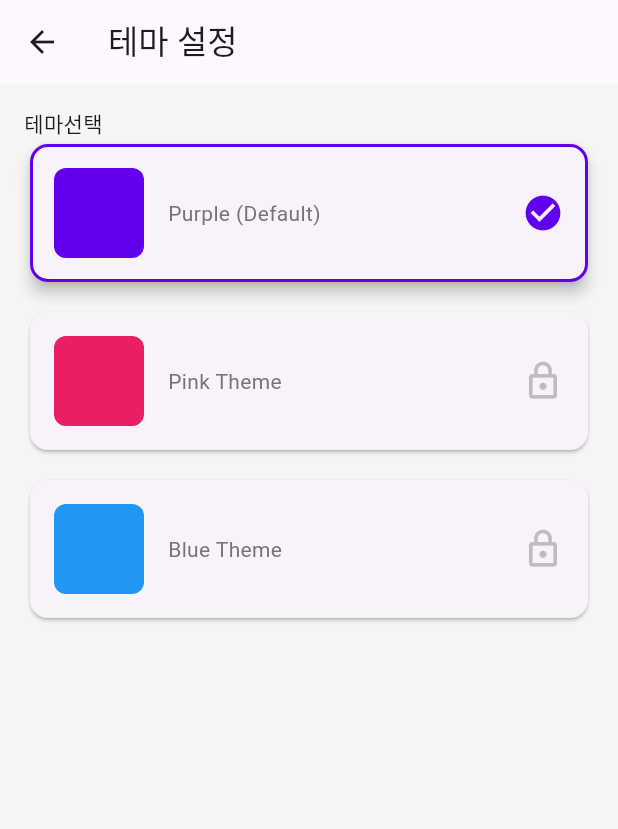
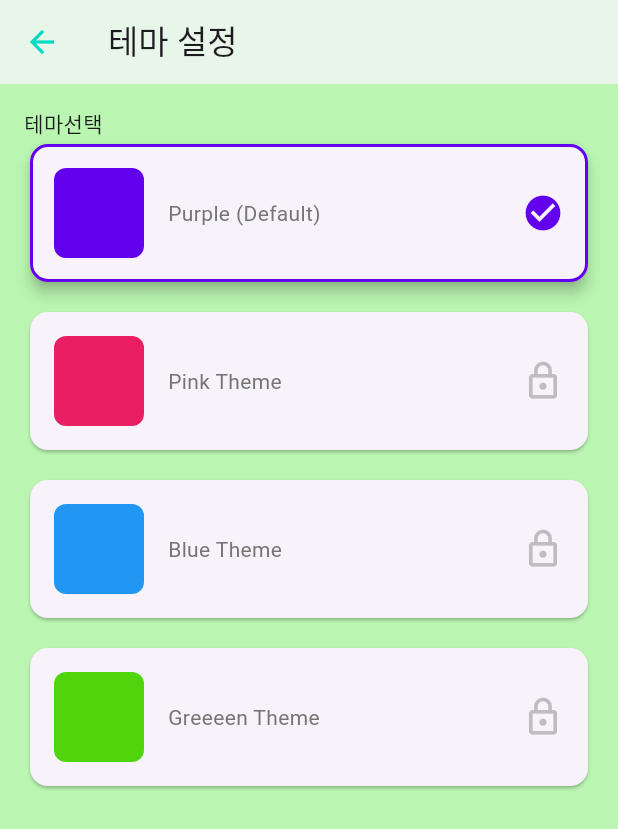
Before and after one commit to tiradovi/todolist-flutter, a Flutter app: the screen it shows after launch, after a tap on the "palette" icon, on a phone screen of 412 x 824 dp. Shown: the top 829 px of the screen. Run offline on Flutter 3.47's test engine with Material 3 defaults, Android fonts, the phone set to English and light mode, and no system bars; our stand-ins replace dio, flutter_dotenv, go_router; network calls fail.

Commit message:
theme setting

```diff
--- /dev/null
+++ b/frontend/lib/common/app_router.dart
@@ -0,0 +1,41 @@
+import 'package:frontend/common/constants.dart';
+import 'package:frontend/screens/login_screen.dart';
+import 'package:frontend/screens/setting_screen.dart';
+import 'package:frontend/screens/theme_setting_screen.dart';
+import 'package:frontend/screens/todo_detail_screen.dart';
+import 'package:frontend/screens/todo_list_screen.dart';
+import 'package:go_router/go_router.dart';
+
+import '../screens/error_screen.dart';
+
+class AppRouter {
+  static final GoRouter router = GoRouter(
+      initialLocation: "/",
+      routes: [
+        GoRoute(
+            path: RouteConstants.home,
+            name: "home",
+            builder: (context, state) => const TodoListScreen()),
+        GoRoute(
+            path: RouteConstants.login,
+            name: "login",
+            builder: (context, state) => const LoginScreen()),
+        GoRoute(
+            path: '${RouteConstants.todoDetail}/:id',
+            name: "detail",
+            builder: (context, state) {
+              return TodoDetailScreen(id: state.pathParameters['id']!);
+            }),
+        GoRoute(
+            path: RouteConstants.settings,
+            name: "settings",
+            builder: (context, state) => const SettingScreen(),
+            routes: [
+              GoRoute(
+                  path: RouteConstants.theme,
+                  name: "theme",
+                  builder: (context, state) => const ThemeSettingScreen()),
+            ]),
+      ],
+      errorBuilder: (context, state) => ErrorScreen(error: Exception(state)));
+}
--- a/frontend/lib/common/constants.dart
+++ b/frontend/lib/common/constants.dart
@@ -1,6 +1,14 @@
 class ApiConstants {
   static const String baseUrl='http://localhost:8080/api';
   static const String todosUrl='/todos';
+}
+
+class RouteConstants{
+  static const String home ='/';
+  static const String theme ='/theme-settings';
+  static const String login ='/login';
+  static const String todoDetail ='/todo';
+  static const String settings ='/settings';
 }
 
 class AppConstants {
--- a/frontend/lib/main.dart
+++ b/frontend/lib/main.dart
@@ -1,4 +1,5 @@
 import 'package:flutter/material.dart';
+import 'package:frontend/common/app_router.dart';
 import 'package:frontend/providers/theme_provider.dart';
 import 'package:provider/provider.dart';
 import 'common/constants.dart';
@@ -22,11 +23,11 @@ class MyApp extends StatelessWidget {
       ],
       child: Consumer<ThemeProvider>(
         builder: (context, themeProvider, child) {
-          return MaterialApp(
+          return MaterialApp.router(
             debugShowCheckedModeBanner: false,
             title: AppConstants.appName,
             theme: themeProvider.themeData,
-            home: const TodoListScreen(),
+            routerConfig: AppRouter.router,
           );
         },
       ),
--- a/frontend/lib/providers/theme_provider.dart
+++ b/frontend/lib/providers/theme_provider.dart
@@ -1,10 +1,10 @@
 import 'package:flutter/material.dart';
-
 
 enum AppThemeType {
   purple, //무료
   pink, //유료
-  blue //유료
+  blue, //유료
+  green // 내가 만든거
 }
 
 // 테마가 변경됨을 전체적으로 설정하기 위해 공지하여변경하겠다 클래스를 함께 사용
@@ -22,20 +22,21 @@ class ThemeProvider with ChangeNotifier {
       case AppThemeType.purple:
         return _buildTheme(
             primary: const Color(0xFF6200EE),
-            secondary: const Color(0xFF03DAC6)
-        );
+            secondary: const Color(0xFF03DAC6));
       case AppThemeType.pink:
         return _buildTheme(
             primary: const Color(0xFFE91E63),
-            secondary: const Color(0xFF03DAC6)
-        );
+            secondary: const Color(0xFF03DAC6));
       case AppThemeType.blue:
         return _buildTheme(
             primary: const Color(0xFF2196F3),
             secondary: const Color(0xFF00BCD4));
+      case AppThemeType.green:
+        return _buildTheme(
+            primary: const Color(0xFF50D50D),
+            secondary: const Color(0xFF36EDFF));
     }
   }
-
 
   ThemeData _buildTheme({
     required Color primary,
@@ -43,11 +44,22 @@ class ThemeProvider with ChangeNotifier {
   }) {
     return ThemeData(
         useMaterial3: true,
-        colorScheme: ColorScheme.fromSeed(
-            seedColor: primary, secondary: secondary),
-        scaffoldBackgroundColor: const Color(
-            0xFFF5F5F5)
-    );
+        colorScheme:
+            ColorScheme.fromSeed(
+                seedColor: primary,
+                secondary: secondary,
+                surface: Colors.green[50],
+
+            ),
+        iconTheme: IconThemeData(
+          color: secondary,
+        ),
+        iconButtonTheme: IconButtonThemeData(
+          style: IconButton.styleFrom(
+            foregroundColor: secondary,
+          ),
+        ),
+        scaffoldBackgroundColor: const Color(0xffbaf6b1));
   }
 
   void changeTheme(AppThemeType theme) {
@@ -73,6 +85,8 @@ class ThemeProvider with ChangeNotifier {
         return 'Pink Theme';
       case AppThemeType.blue:
         return 'Blue Theme';
+      case AppThemeType.green:
+        return 'Greeeen Theme';
     }
   }
 
@@ -84,6 +98,8 @@ class ThemeProvider with ChangeNotifier {
         return '2,200';
       case AppThemeType.blue:
         return '3,300';
+      case AppThemeType.green:
+        return '95,000';
     }
   }
 }
--- a/frontend/lib/screens/todo_list_screen.dart
+++ b/frontend/lib/screens/todo_list_screen.dart
@@ -2,6 +2,7 @@ import 'package:flutter/material.dart';
 import 'package:frontend/screens/theme_setting_screen.dart';
 import 'package:frontend/widgets/todolist/add_todo_dialog.dart';
 import 'package:frontend/widgets/todolist/error_state.dart';
+import 'package:go_router/go_router.dart';
 import 'package:provider/provider.dart';
 import '../providers/todo_provider.dart';
 import '../widgets/todolist/empty_state.dart';
@@ -39,12 +40,7 @@ class _TodoListScreenState extends State<TodoListScreen> {
         title: const Text('My Todo List 2026'),
         actions: [
           IconButton(
-              onPressed: () {
-                Navigator.push(
-                    context,
-                    MaterialPageRoute(
-                        builder: (context) => const ThemeSettingScreen()));
-              },
+              onPressed: ()=> context.push("/settings/theme-settings"),
               icon: const Icon(Icons.palette_outlined))
         ],
       ),
@@ -80,6 +76,34 @@ class _TodoListScreenState extends State<TodoListScreen> {
                     completedCount: provider.completedCount,
                   )),
               const Divider(height: 1),
+              Padding(
+                padding: const EdgeInsets.symmetric(horizontal: 16, vertical: 8),
+                child: Wrap(
+                  spacing: 8,
+                  runSpacing: 8,
+                  children: [
+                    OutlinedButton(
+                      onPressed: () {
+                        context.push('/todo/1');
+                      },
+                      child: const Text('Todo Detail'),
+                    ),
+                    OutlinedButton(
+                      onPressed: () {
+                        context.push('/settings');
+                      },
+                      child: const Text('Settings'),
+                    ),
+                    OutlinedButton(
+                      onPressed: () {
+                        context.push('/not-found');
+                      },
+                      child: const Text('Error Screen'),
+                    ),
+                  ],
+                ),
+              ),
+
               Expanded(
                 child: RefreshIndicator(
                   onRefresh: () => provider.loadTodos(),
--- a/frontend/lib/widgets/theme/theme_list.dart
+++ b/frontend/lib/widgets/theme/theme_list.dart
@@ -15,6 +15,7 @@ class ThemeList extends StatelessWidget {
       (AppThemeType.purple, const Color(0xFF6200EE)),
       (AppThemeType.pink, const Color(0xFFE91E63)),
       (AppThemeType.blue, const Color(0xFF2196F3)),
+      (AppThemeType.green, const Color(0xFF50D50D)),
     ];
 
     return ListView(
--- a/frontend/lib/widgets/todolist/add_todo_dialog.dart
+++ b/frontend/lib/widgets/todolist/add_todo_dialog.dart
@@ -1,4 +1,5 @@
 import 'package:flutter/material.dart';
+import 'package:go_router/go_router.dart';
 
 class AddTodoDialog extends StatefulWidget {
   final Function(String) onAdd;
@@ -16,7 +17,7 @@ class _AddTodoDialogState extends State<AddTodoDialog> {
     final text = _controller.text.trim();
     if (text.isNotEmpty) {
       widget.onAdd(text);
-      Navigator.pop(context);
+      context.pop(context);
     }
   }
 
@@ -36,7 +37,7 @@ class _AddTodoDialogState extends State<AddTodoDialog> {
       ),
       actions: [
         TextButton(
-          onPressed: () => Navigator.pop(context),
+          onPressed: () => context.pop(context),
           child: const Text('Cancel'),
         ),
         FilledButton(
--- a/frontend/pubspec.yaml
+++ b/frontend/pubspec.yaml
@@ -13,6 +13,7 @@ dependencies:
   dio: ^5.4.3
   cupertino_icons: ^1.0.6
   flutter_dotenv: ^5.1.0
+  go_router: ^14.0.0
 
 dev_dependencies:
   flutter_test:
```
Also changed, not shown: frontend/lib/models/todo_model.dart (+1 -7 lines), frontend/lib/screens/error_screen.dart (added, +23 -0 lines), frontend/lib/screens/setting_screen.dart (added, +21 -0 lines), frontend/lib/screens/todo_detail_screen.dart (added, +22 -0 lines), frontend/lib/widgets/theme/theme_purchase_dialog.dart (+4 -3 lines), frontend/lib/widgets/todolist/todo_item.dart (+3 -4 lines), frontend/pubspec.lock.
